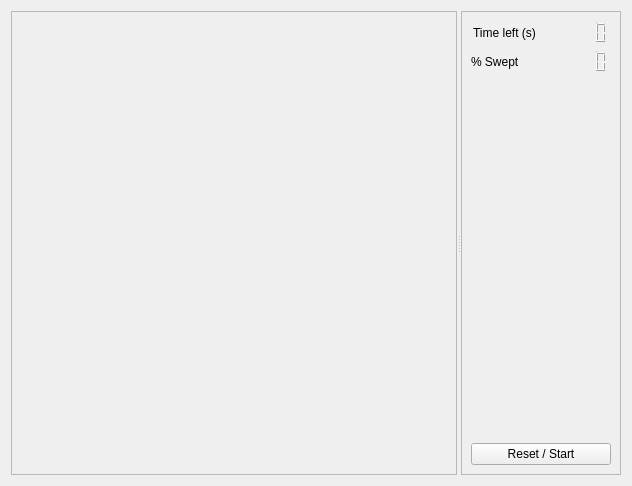
Cerrudoxx/grupo4, file practica4/grid2D/src/mainUI.ui: the form before one commit.
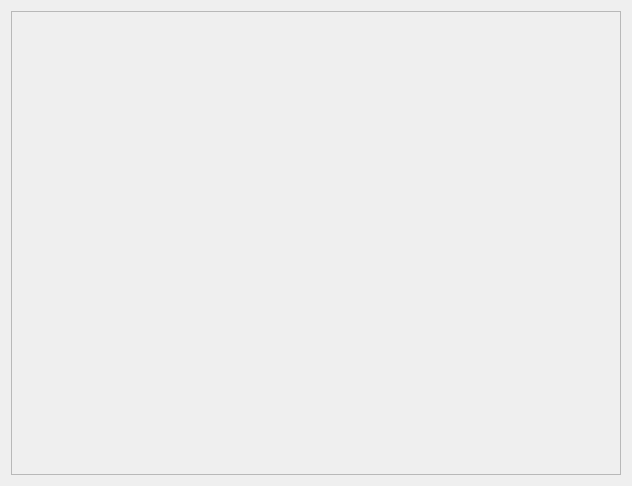
The form after the commit.

Diff of the .ui file:
```diff
--- a/practica4/grid2D/src/mainUI.ui
+++ b/practica4/grid2D/src/mainUI.ui
@@ -39,150 +39,6 @@
        <enum>QFrame::Raised</enum>
       </property>
      </widget>
-     <widget class="QFrame" name="frame_2">
-      <property name="sizePolicy">
-       <sizepolicy hsizetype="MinimumExpanding" vsizetype="Preferred">
-        <horstretch>0</horstretch>
-        <verstretch>0</verstretch>
-       </sizepolicy>
-      </property>
-      <property name="frameShape">
-       <enum>QFrame::StyledPanel</enum>
-      </property>
-      <property name="frameShadow">
-       <enum>QFrame::Raised</enum>
-      </property>
-      <layout class="QVBoxLayout" name="verticalLayout_2">
-       <item>
-        <layout class="QVBoxLayout" name="verticalLayout">
-         <item>
-          <layout class="QHBoxLayout" name="horizontalLayout">
-           <item>
-            <widget class="QLabel" name="label_2">
-             <property name="layoutDirection">
-              <enum>Qt::LeftToRight</enum>
-             </property>
-             <property name="text">
-              <string>Time left (s)</string>
-             </property>
-             <property name="alignment">
-              <set>Qt::AlignCenter</set>
-             </property>
-            </widget>
-           </item>
-           <item>
-            <widget class="QLCDNumber" name="lcdNumber_time">
-             <property name="sizePolicy">
-              <sizepolicy hsizetype="Minimum" vsizetype="Preferred">
-               <horstretch>0</horstretch>
-               <verstretch>0</verstretch>
-              </sizepolicy>
-             </property>
-             <property name="minimumSize">
-              <size>
-               <width>0</width>
-               <height>0</height>
-              </size>
-             </property>
-             <property name="font">
-              <font>
-               <family>Ubuntu</family>
-               <pointsize>11</pointsize>
-               <weight>9</weight>
-               <italic>false</italic>
-               <bold>false</bold>
-              </font>
-             </property>
-             <property name="styleSheet">
-              <string notr="true">font: 75 11pt &quot;Ubuntu&quot;;</string>
-             </property>
-             <property name="frameShadow">
-              <enum>QFrame::Plain</enum>
-             </property>
-             <property name="lineWidth">
-              <number>0</number>
-             </property>
-             <property name="smallDecimalPoint">
-              <bool>true</bool>
-             </property>
-             <property name="segmentStyle">
-              <enum>QLCDNumber::Filled</enum>
-             </property>
-            </widget>
-           </item>
-          </layout>
-         </item>
-         <item>
-          <layout class="QHBoxLayout" name="horizontalLayout_2">
-           <item>
-            <widget class="QLabel" name="label">
-             <property name="text">
-              <string>% Swept</string>
-             </property>
-             <property name="alignment">
-              <set>Qt::AlignLeading|Qt::AlignLeft|Qt::AlignVCenter</set>
-             </property>
-            </widget>
-           </item>
-           <item>
-            <widget class="QLCDNumber" name="lcdNumber_percent">
-             <property name="sizePolicy">
-              <sizepolicy hsizetype="Minimum" vsizetype="Maximum">
-               <horstretch>0</horstretch>
-               <verstretch>0</verstretch>
-              </sizepolicy>
-             </property>
-             <property name="minimumSize">
-              <size>
-               <width>0</width>
-               <height>0</height>
-              </size>
-             </property>
-             <property name="font">
-              <font>
-               <family>Ubuntu Condensed</family>
-               <pointsize>12</pointsize>
-               <weight>75</weight>
-               <bold>true</bold>
-              </font>
-             </property>
-             <property name="frameShadow">
-              <enum>QFrame::Plain</enum>
-             </property>
-             <property name="lineWidth">
-              <number>0</number>
-             </property>
-             <property name="smallDecimalPoint">
-              <bool>true</bool>
-             </property>
-            </widget>
-           </item>
-          </layout>
-         </item>
-         <item>
-          <spacer name="verticalSpacer">
-           <property name="orientation">
-            <enum>Qt::Vertical</enum>
-           </property>
-           <property name="sizeHint" stdset="0">
-            <size>
-             <width>20</width>
-             <height>40</height>
-            </size>
-           </property>
-          </spacer>
-         </item>
-         <item>
-          <widget class="QPushButton" name="pushButton">
-           <property name="text">
-            <string>Reset / Start</string>
-           </property>
-          </widget>
-         </item>
-        </layout>
-       </item>
-      </layout>
-     </widget>
     </widget>
    </item>
   </layout>
```
